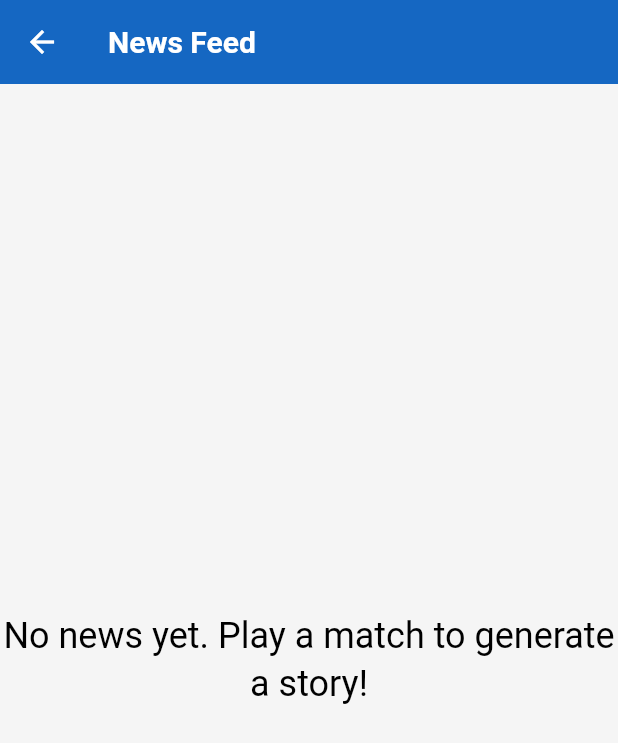
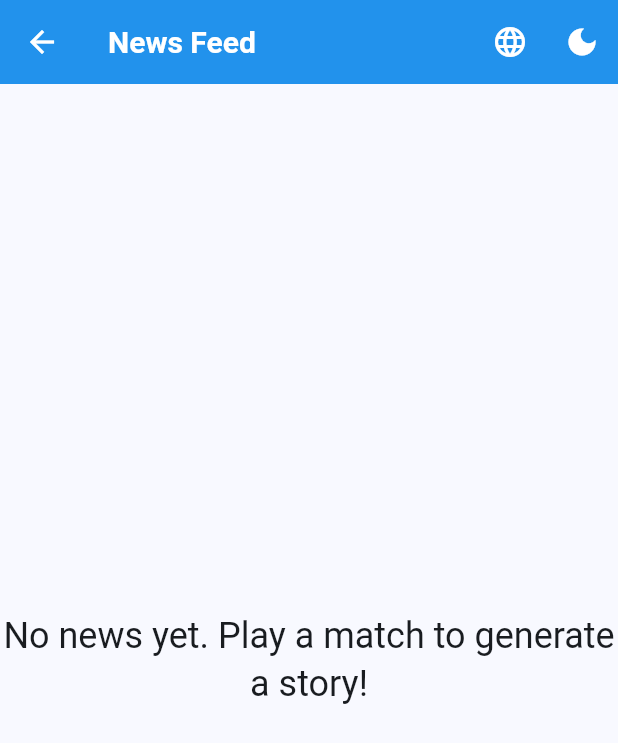
Before and after one commit to Gemek1/ai_hometask, a Flutter app: the NewsView screen opened directly, on a phone screen of 412 x 824 dp. Shown: the top 743 px of the screen. Run offline on Flutter 3.47's test engine with Material 3 defaults, Android fonts, the phone set to English and light mode, and no system bars; our stand-ins replace auto_route, equatable, flutter_bloc, flutter_localization, get_it, hive_ce and 2 more; accounts and stored records are empty; statements that could not run were skipped.

Commit message:
theme and localiztion

```diff
--- a/lib/presentation/features/news/screens/news_screen.dart
+++ b/lib/presentation/features/news/screens/news_screen.dart
@@ -4,8 +4,11 @@ import 'package:flutter_bloc/flutter_bloc.dart';
 import 'package:flutter_localization/flutter_localization.dart';
 import 'package:galactic_football_league/domain/domain.dart';
 import 'package:galactic_football_league/presentation/features/news/news.dart';
+import 'package:galactic_football_league/presentation/theme/app_theme.dart';
 import 'package:get_it/get_it.dart';
 import 'package:intl/intl.dart';
+import 'package:galactic_football_league/presentation/theme/theme_provider.dart';
+import 'package:provider/provider.dart';
 import '../../../../localization/locales.dart';
 
 @RoutePage()
@@ -24,16 +27,47 @@ class NewsScreen extends StatelessWidget {
 }
 
 class NewsView extends StatelessWidget {
-  // ... остальной код этого виджета не меняется
   const NewsView({super.key});
 
   @override
   Widget build(BuildContext context) {
+    final themeProvider = Provider.of<ThemeProvider>(context);
+    final isDarkMode = themeProvider.themeMode == ThemeMode.dark;
+
     return Scaffold(
       appBar: AppBar(
         title: Text(AppLocale.newsFeed.getString(context)),
+        actions: [
+          // Кнопка смены языка
+          IconButton(
+            icon: const Icon(Icons.language),
+            onPressed: () {
+              final localization = FlutterLocalization.instance;
+              if (localization.currentLocale?.languageCode == 'en') {
+                localization.translate('ru');
+              } else {
+                localization.translate('en');
+              }
+            },
           ),
-      body: BlocBuilder<NewsBloc, NewsState>(
+          // Кнопка смены темы
+          IconButton(
+            icon: Icon(isDarkMode ? Icons.light_mode : Icons.dark_mode),
+            onPressed: () {
+              themeProvider.toggleTheme(!isDarkMode);
+            },
+          ),
+        ],
+      ),
+      body: AnimatedBuilder(
+        animation: Provider.of<ThemeProvider>(context),
+        builder: (context, child) => Theme(
+          data: Provider.of<ThemeProvider>(context).themeMode == ThemeMode.dark
+              ? AppTheme.darkTheme
+              : AppTheme.lightTheme,
+          child: child ?? SizedBox(),
+        ),
+        child: BlocBuilder<NewsBloc, NewsState>(
           builder: (context, state) {
             if (state is NewsLoading) {
               return const Center(child: CircularProgressIndicator());
@@ -54,7 +88,8 @@ class NewsView extends StatelessWidget {
                 itemBuilder: (context, index) {
                   final newsItem = state.newsItems[index];
 
-                final rawContent = newsItem.contentTemplateKey.getString(context);
+                  final rawContent =
+                      newsItem.contentTemplateKey.getString(context);
                   final formattedContent = rawContent
                       .replaceAll('{team1}', newsItem.team1Name)
                       .replaceAll('{team2}', newsItem.team2Name)
@@ -62,8 +97,8 @@ class NewsView extends StatelessWidget {
                       .replaceAll('{score2}', newsItem.score2.toString());
 
                   return Card(
-                  margin:
-                      const EdgeInsets.symmetric(vertical: 8.0, horizontal: 4.0),
+                    margin: const EdgeInsets.symmetric(
+                        vertical: 8.0, horizontal: 4.0),
                     child: Padding(
                       padding: const EdgeInsets.all(16.0),
                       child: Column(
@@ -96,6 +131,7 @@ class NewsView extends StatelessWidget {
             return const SizedBox.shrink();
           },
         ),
+      ),
     );
   }
 }
--- a/lib/presentation/theme/app_theme.dart
+++ b/lib/presentation/theme/app_theme.dart
@@ -1,77 +1,63 @@
 import 'package:flutter/material.dart';
 
 class AppTheme {
+  // Основной цвет, из которого будут сгенерированы все остальные оттенки
+  static const _seedColor = Colors.blue;
+
+  // --- СВЕТЛАЯ ТЕМА ---
   static final ThemeData lightTheme = ThemeData(
-    brightness: Brightness.light,
-    primaryColor: Colors.blue[700],
-    scaffoldBackgroundColor: Colors.grey[100],
+    // Включаем современный дизайн Material 3
+    useMaterial3: true,
+    // Генерируем полную, согласованную цветовую схему
+    colorScheme: ColorScheme.fromSeed(
+      seedColor: _seedColor,
+      brightness: Brightness.light,
+    ),
+    // Ниже можно переопределить стили для конкретных виджетов,
+    // если сгенерированные по умолчанию не устраивают.
     appBarTheme: AppBarTheme(
-      color: Colors.blue[800],
-      elevation: 4,
-      iconTheme: const IconThemeData(color: Colors.white),
-      titleTextStyle: const TextStyle(color: Colors.white, fontSize: 20, fontWeight: FontWeight.bold),
-    ),
-    colorScheme: ColorScheme.light(
-      primary: Colors.blue[700]!,
-      secondary: Colors.amber[700]!,
-      background: Colors.grey[100]!,
-      surface: Colors.white,
-      error: Colors.red[600]!,
+      backgroundColor: _seedColor,
+      foregroundColor: Colors.white,
+      elevation: 2,
+      titleTextStyle: const TextStyle(
+        color: Colors.white,
+        fontSize: 20,
+        fontWeight: FontWeight.bold,
+      ),
     ),
     floatingActionButtonTheme: FloatingActionButtonThemeData(
       backgroundColor: Colors.amber[700],
       foregroundColor: Colors.black,
     ),
-    bottomNavigationBarTheme: BottomNavigationBarThemeData(
-      selectedItemColor: Colors.blue[800],
-      unselectedItemColor: Colors.grey[600],
-      backgroundColor: Colors.white,
-    ),
     cardTheme: CardThemeData(
-      elevation: 2,
+      elevation: 1,
       shape: RoundedRectangleBorder(borderRadius: BorderRadius.circular(12)),
-    ),
-    textTheme: const TextTheme(
-      bodyLarge: TextStyle(color: Colors.black87),
-      bodyMedium: TextStyle(color: Colors.black54),
-      titleLarge: TextStyle(color: Colors.black, fontWeight: FontWeight.bold),
     ),
   );
 
+  // --- ТЕМНАЯ ТЕМА ---
   static final ThemeData darkTheme = ThemeData(
-    brightness: Brightness.dark,
-    primaryColor: Colors.indigo[400],
-    scaffoldBackgroundColor: const Color(0xFF121212),
+    useMaterial3: true,
+    // Генерируем полную темную палитру из того же основного цвета
+    colorScheme: ColorScheme.fromSeed(
+      seedColor: _seedColor,
+      brightness: Brightness.dark, // Главное отличие - яркость
+    ),
+    // Переопределяем стили для темной темы
     appBarTheme: AppBarTheme(
-      color: Colors.grey[900],
-      elevation: 4,
-      iconTheme: const IconThemeData(color: Colors.white),
-      titleTextStyle: const TextStyle(color: Colors.white, fontSize: 20, fontWeight: FontWeight.bold),
-    ),
-    colorScheme: ColorScheme.dark(
-      primary: Colors.indigo[400]!,
-      secondary: Colors.tealAccent[400]!,
-      surface: Colors.grey[850]!,
-      error: Colors.redAccent[200]!,
+      elevation: 2,
+      // В темной теме AppBar может иметь цвет фона по умолчанию,
+      // сгенерированный из colorScheme.surface, что выглядит хорошо.
+      // Но если нужно жестко задать, можно так:
+      // backgroundColor: Colors.grey[900],
     ),
     floatingActionButtonTheme: FloatingActionButtonThemeData(
       backgroundColor: Colors.tealAccent[400],
       foregroundColor: Colors.black,
     ),
-    bottomNavigationBarTheme: BottomNavigationBarThemeData(
-      selectedItemColor: Colors.tealAccent[400],
-      unselectedItemColor: Colors.grey[400],
-      backgroundColor: Colors.grey[900],
-    ),
     cardTheme: CardThemeData(
-      color: Colors.grey[850],
-      elevation: 2,
+      elevation: 1,
       shape: RoundedRectangleBorder(borderRadius: BorderRadius.circular(12)),
-    ),
-     textTheme: const TextTheme(
-      bodyLarge: TextStyle(color: Colors.white70),
-      bodyMedium: TextStyle(color: Colors.white60),
-      titleLarge: TextStyle(color: Colors.white, fontWeight: FontWeight.bold),
     ),
   );
 }
--- a/pubspec.yaml
+++ b/pubspec.yaml
@@ -37,6 +37,7 @@ dependencies:
 
   # UI
   cupertino_icons: ^1.0.6
+  google_fonts: ^6.2.1
   provider: ^6.1.5
   hive_ce_flutter: ^2.3.1
 
```
Also changed, not shown: lib/main.dart (+10 -2 lines), lib/presentation/features/leaderboard/screens/leaderboard_screen.dart (+13 -2 lines), lib/presentation/features/match_history/screens/match_history_screen.dart (+46 -5 lines), lib/presentation/features/match_simulation/screens/match_simulation_screen.dart (+33 -13 lines), lib/presentation/features/main/main_screen.dart (line endings or trailing spaces), pubspec.lock. Lines whose indentation alone changed are shown as unchanged.
